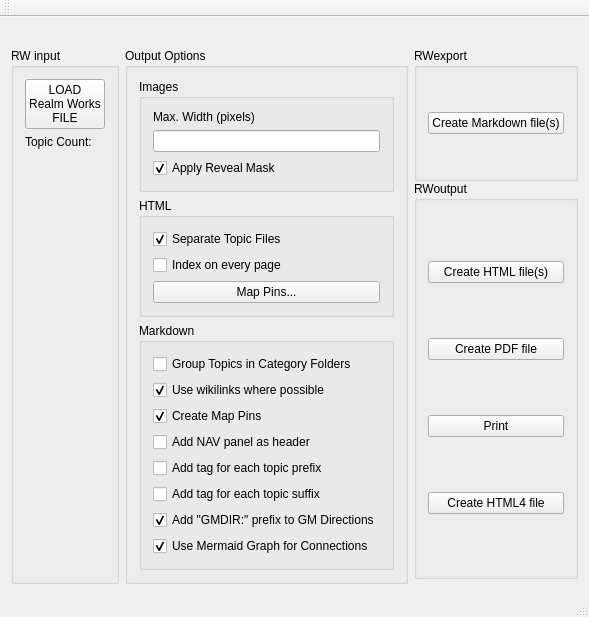
The window that mainwindow.ui (farling42/RWoutput) describes before a commit, drawn with Qt 5.
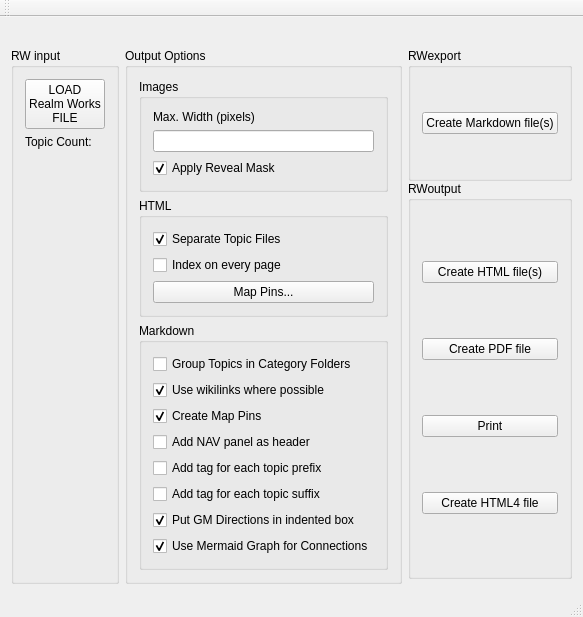
The same window after the commit. Icons and pictures are not drawn.

Commit message: Change presentation of GM Directions to be inside indented box

```diff
--- a/mainwindow.ui
+++ b/mainwindow.ui
@@ -9,7 +9,7 @@
    <rect>
     <x>0</x>
     <y>0</y>
-    <width>548</width>
+    <width>522</width>
     <height>551</height>
    </rect>
   </property>
@@ -228,7 +228,7 @@
                <string>When converting GM directions, prefix each with &quot;GMDIR:&quot; in bold italic</string>
               </property>
               <property name="text">
-               <string>Add &quot;GMDIR:&quot; prefix to GM Directions</string>
+               <string>Put GM Directions in indented box</string>
               </property>
               <property name="checked">
                <bool>true</bool>
```
Left out of the diff: 2 changed lines with no effect on the pictures. The commit also changes 2 other files.
